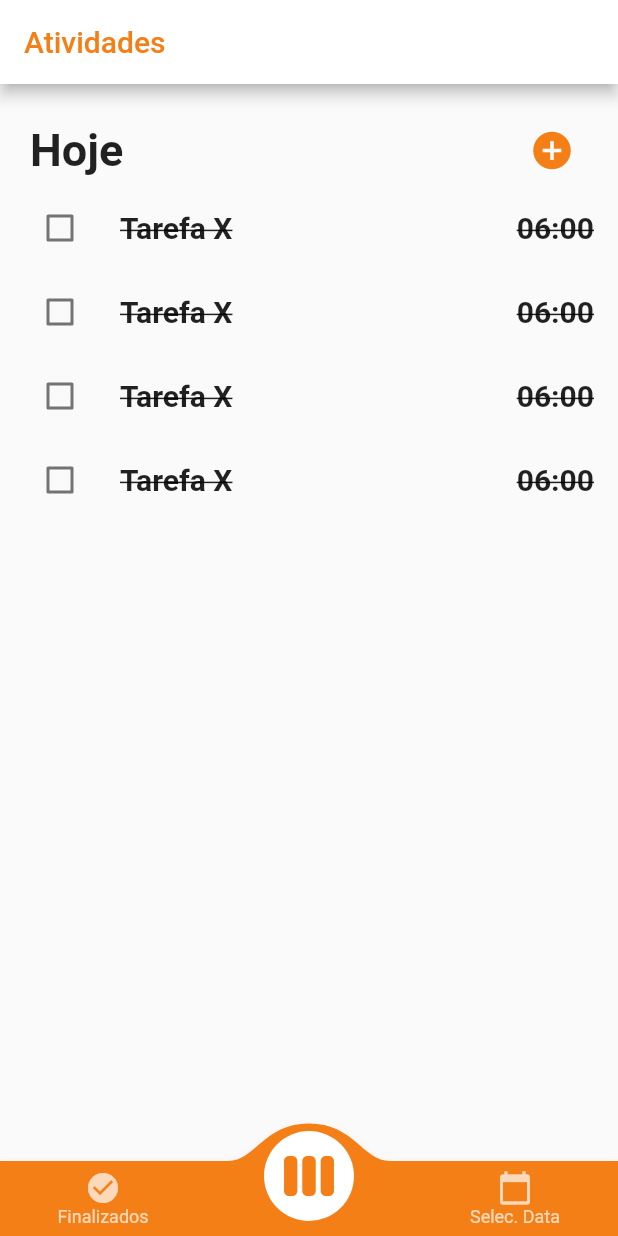
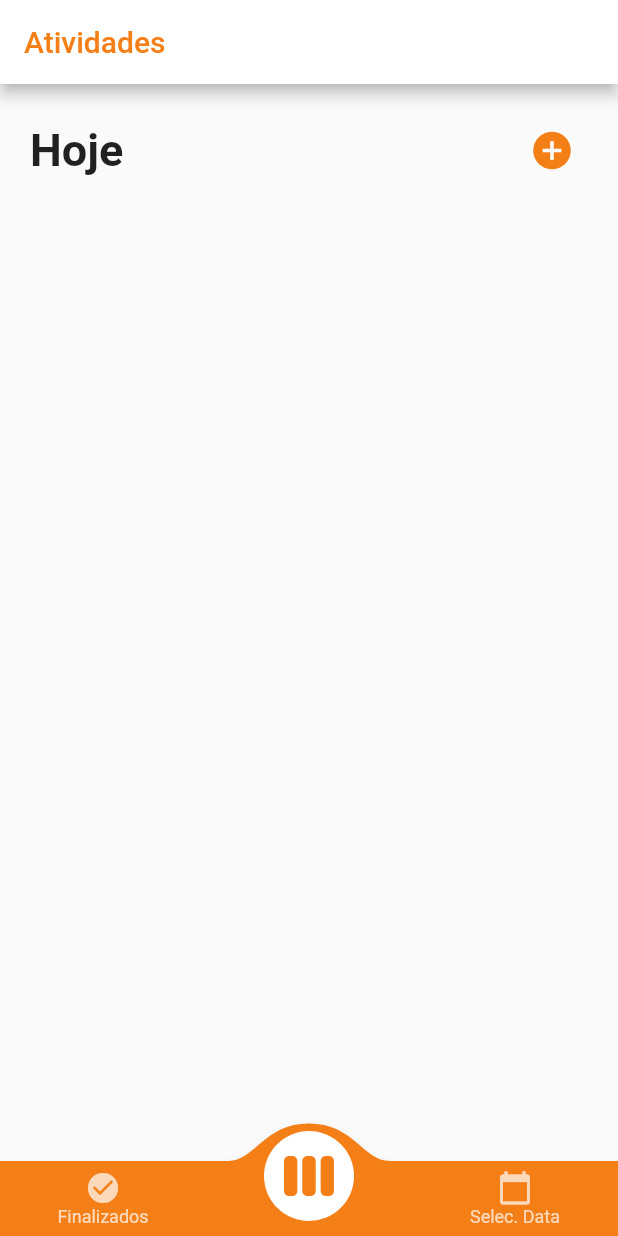
Before and after one commit to maiconcrespo/todo_app, a Flutter app: the screen it shows after launch, on a phone screen of 412 x 824 dp. Run offline on Flutter 3.47's test engine with Material 2 defaults, Android fonts, the phone set to English and light mode, and no system bars; drawn by our look-alikes of convex_bottom_bar; our stand-ins replace google_fonts, sqflite, synchronized; accounts and stored records are empty.

Commit message:
implementando listas com filtros

```diff
--- a/lib/app/view/home/home_page.dart
+++ b/lib/app/view/home/home_page.dart
@@ -1,5 +1,6 @@
 import 'package:convex_bottom_bar/convex_bottom_bar.dart';
 import 'package:flutter/material.dart';
+import 'package:intl/intl.dart';
 import 'package:path/path.dart';
 
 import 'package:provider/provider.dart';
@@ -41,6 +42,21 @@ class HomePage extends StatelessWidget {
             child: ListView.builder(
               itemCount: controller.listTodos?.keys.length ?? 0,
               itemBuilder: (_, index) {
+                var dateFormat = DateFormat('dd/MM/aaaa');
+                var listTodos = controller.listTodos;
+                var dayKey = listTodos?.keys.elementAt(index);
+                var day = dayKey;
+                var todos = listTodos![dayKey];
+
+                var today = DateTime.now();
+
+                if (dayKey == dateFormat.format(today)) {
+                  day = 'HOJE';
+                } else if (dayKey ==
+                    dateFormat.format(today.add(Duration(days: 1)))) {
+                  day = 'AMANHÃ';
+                }
+
                 return Column(
                   children: [
                     Padding(
@@ -69,7 +85,7 @@ class HomePage extends StatelessWidget {
                     ListView.builder(
                       physics: NeverScrollableScrollPhysics(),
                       shrinkWrap: true,
-                      itemCount: 4,
+                      itemCount: todos?.length,
                       itemBuilder: (_, index) {
                         return ListTile(
                           leading: Checkbox(
```
